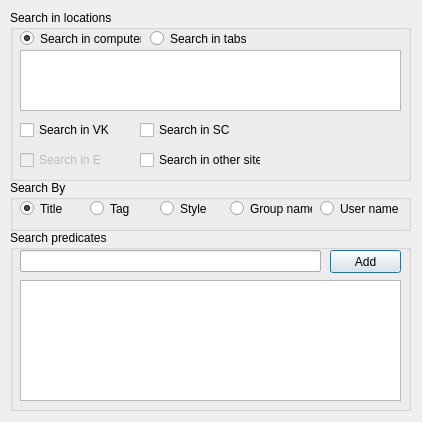
This is dialogs/search_dialog.ui in jeyboy/playo3 as Qt 5 draws it before an edit. The edited form follows.
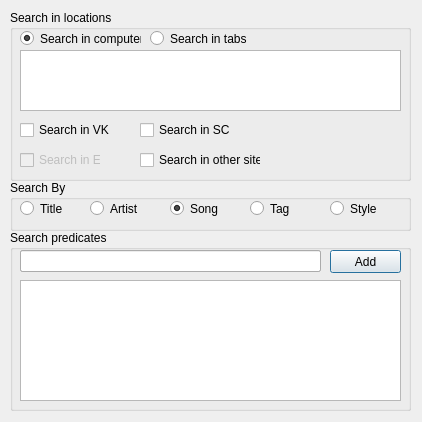
This is the edited form.

Patch:
```diff
--- a/dialogs/search_dialog.ui
+++ b/dialogs/search_dialog.ui
@@ -40,7 +40,7 @@
    <widget class="QRadioButton" name="byStyle">
     <property name="geometry">
      <rect>
-      <x>150</x>
+      <x>320</x>
       <y>20</y>
       <width>61</width>
       <height>17</height>
@@ -63,13 +63,13 @@
      <string>Title</string>
     </property>
     <property name="checked">
-     <bool>true</bool>
+     <bool>false</bool>
     </property>
    </widget>
    <widget class="QRadioButton" name="byTag">
     <property name="geometry">
      <rect>
-      <x>80</x>
+      <x>240</x>
       <y>20</y>
       <width>51</width>
       <height>17</height>
@@ -82,27 +82,33 @@
    <widget class="QRadioButton" name="byGroup">
     <property name="geometry">
      <rect>
-      <x>220</x>
+      <x>80</x>
       <y>20</y>
-      <width>82</width>
+      <width>51</width>
       <height>17</height>
      </rect>
     </property>
     <property name="text">
-     <string>Group name</string>
+     <string>Artist</string>
+    </property>
+    <property name="checked">
+     <bool>false</bool>
     </property>
    </widget>
    <widget class="QRadioButton" name="byUser">
     <property name="geometry">
      <rect>
-      <x>310</x>
+      <x>160</x>
       <y>20</y>
-      <width>82</width>
+      <width>51</width>
       <height>17</height>
      </rect>
     </property>
     <property name="text">
-     <string>User name</string>
+     <string>Song</string>
+    </property>
+    <property name="checked">
+     <bool>true</bool>
     </property>
    </widget>
   </widget>
```
Left out of the diff: 4 changed lines with no effect on the pictures.
